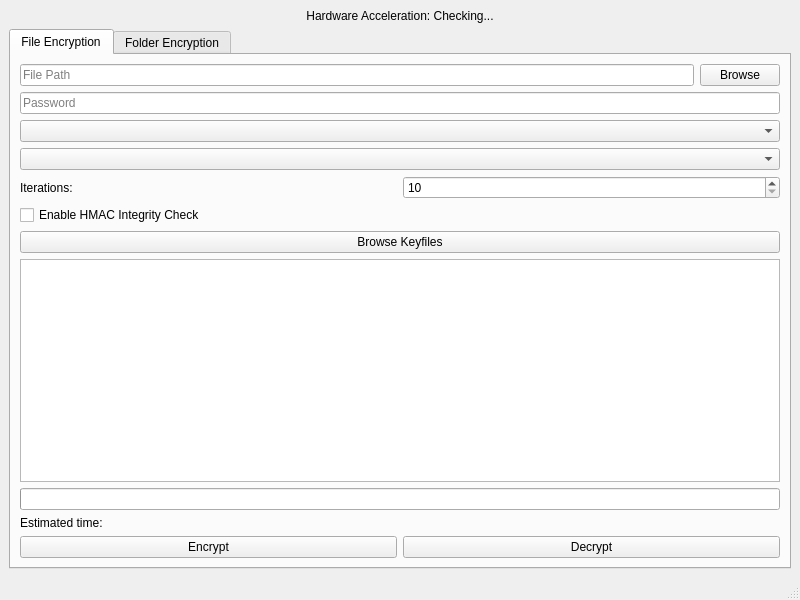
First picture: the form in ui/mainwindow.ui, repository brammittendorff/opencryptui, before the edit.
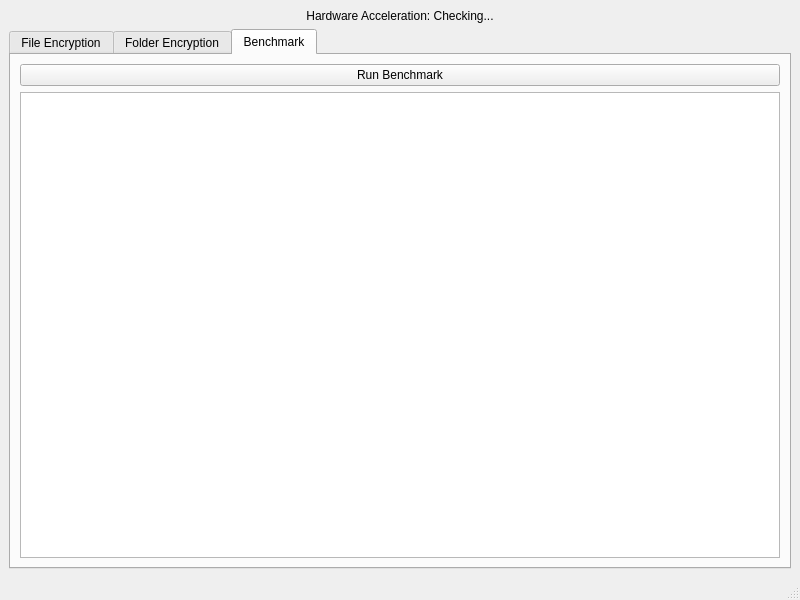
Second picture: the form after the edit. The open tabs and pages were chosen to show the change. Custom widgets are drawn as their Qt base class.

Commit message: Added benchmark tab

What changed in the file:
```diff
--- a/ui/mainwindow.ui
+++ b/ui/mainwindow.ui
@@ -272,6 +272,27 @@
         </item>
        </layout>
       </widget>
+      <widget class="QWidget" name="benchmarkTab">
+       <attribute name="title">
+        <string>Benchmark</string>
+       </attribute>
+       <layout class="QVBoxLayout" name="verticalLayout_5">
+        <item>
+         <widget class="QPushButton" name="benchmarkButton">
+          <property name="text">
+           <string>Run Benchmark</string>
+          </property>
+         </widget>
+        </item>
+        <item>
+         <widget class="QTextEdit" name="benchmarkResultsTextEdit">
+          <property name="readOnly">
+           <bool>true</bool>
+          </property>
+         </widget>
+        </item>
+       </layout>
+      </widget>
      </widget>
     </item>
    </layout>
```
The commit also changes 4 other files.
